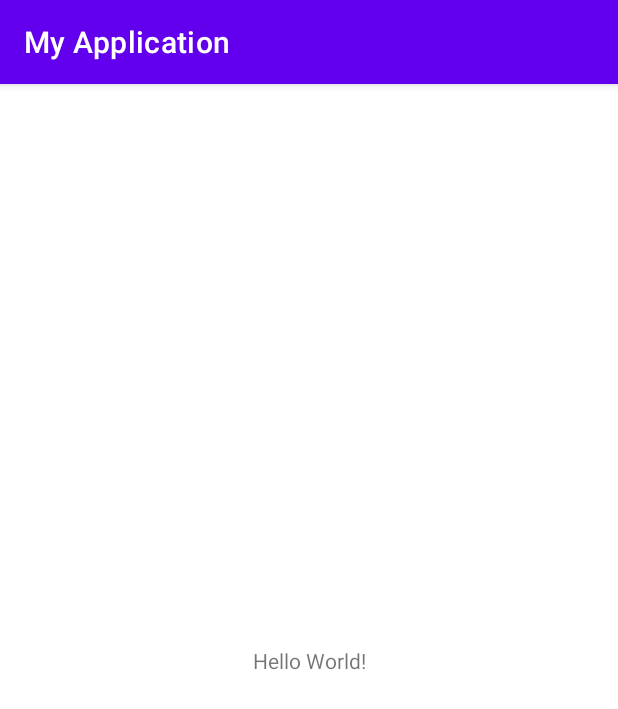
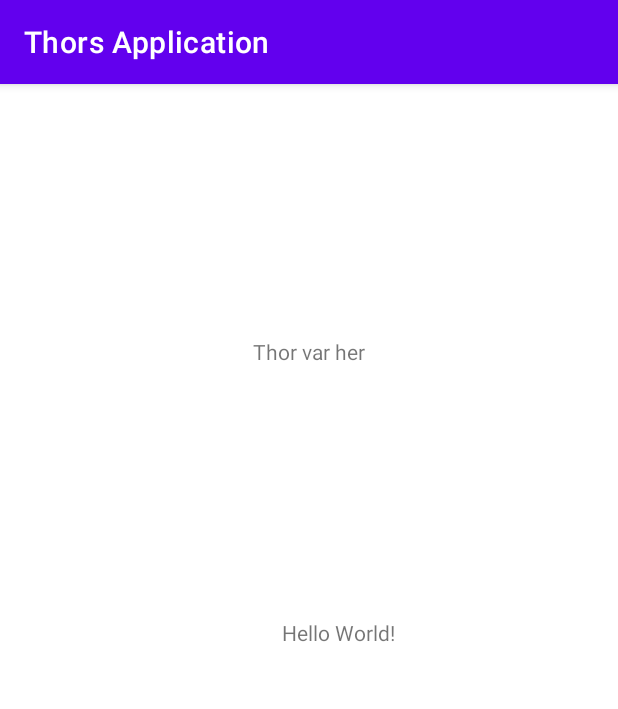
Before and after one commit to ThorErling/ELE153-FirstTest, an Android app: the screen it shows after launch (MainActivity), on a phone screen of 412 x 824 dp. Shown: the top 709 px of the screen. Run offline under Robolectric (Android 15) with nearby library versions, the phone set to English and light mode, and no system bars.

Commit message:
First project

```diff
--- a/app/src/main/res/layout/activity_main.xml
+++ b/app/src/main/res/layout/activity_main.xml
@@ -7,12 +7,27 @@
     tools:context=".MainActivity">
 
     <TextView
+        android:id="@+id/textView2"
         android:layout_width="wrap_content"
         android:layout_height="wrap_content"
+        android:layout_marginTop="356dp"
         android:text="Hello World!"
         app:layout_constraintBottom_toBottomOf="parent"
-        app:layout_constraintLeft_toLeftOf="parent"
-        app:layout_constraintRight_toRightOf="parent"
+        app:layout_constraintEnd_toEndOf="parent"
+        app:layout_constraintHorizontal_bias="0.559"
+        app:layout_constraintStart_toStartOf="parent"
+        app:layout_constraintTop_toTopOf="parent"
+        app:layout_constraintVertical_bias="0.0" />
+
+    <TextView
+        android:id="@+id/textView"
+        android:layout_width="wrap_content"
+        android:layout_height="wrap_content"
+        android:text="@string/ny_lable"
+        app:layout_constraintBottom_toTopOf="@+id/textView2"
+        app:layout_constraintEnd_toEndOf="parent"
+        app:layout_constraintHorizontal_bias="0.5"
+        app:layout_constraintStart_toStartOf="parent"
         app:layout_constraintTop_toTopOf="parent" />
 
 </androidx.constraintlayout.widget.ConstraintLayout>
--- a/app/src/main/res/values/strings.xml
+++ b/app/src/main/res/values/strings.xml
@@ -1,3 +1,4 @@
 <resources>
-    <string name="app_name">My Application</string>
+    <string name="app_name">Thors Application</string>
+    <string name="ny_lable">Thor var her</string>
 </resources>
```
